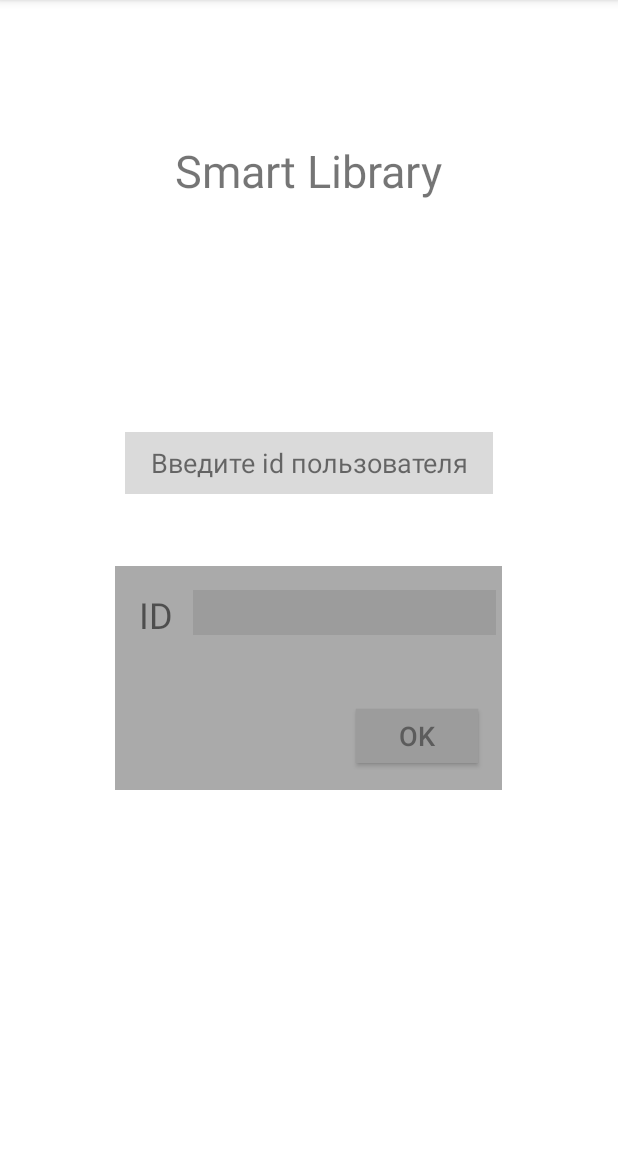
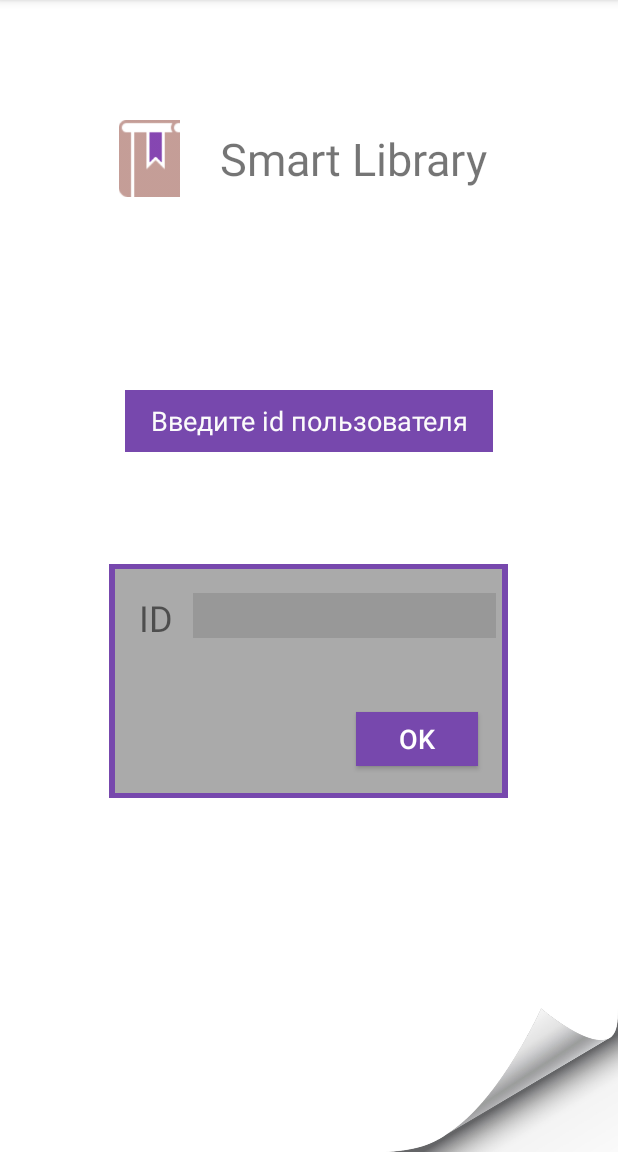
Before and after one commit to Mikhail-Trubin/SLproject, an Android app: the second screen opened directly, with no data from a screen before it, on a phone screen of 412 x 824 dp, the part 84-1236 px from its top. Run offline under Robolectric (Android 15) with nearby library versions, the phone set to English and light mode, and no system bars.

Commit message:
[*] изменен дизайн приложения commit

```diff
--- a/app/src/main/res/layout/activity_second.xml
+++ b/app/src/main/res/layout/activity_second.xml
@@ -7,27 +7,46 @@
     android:background="#FFFFFF"
     tools:context=".second">
 
+    <ImageView
+        android:id="@+id/imageView6"
+        android:layout_width="156dp"
+        android:layout_height="96dp"
+        app:layout_constraintBottom_toBottomOf="parent"
+        app:layout_constraintEnd_toEndOf="parent"
+        app:srcCompat="@drawable/coin_de_page_png_4_png_image_page_png_632_387" />
+
     <TextView
         android:id="@+id/textView"
         android:layout_width="198dp"
         android:layout_height="52dp"
-        android:layout_marginTop="88dp"
+        android:layout_marginTop="80dp"
         android:gravity="center"
         android:text="Smart Library"
         android:textSize="30sp"
         app:layout_constraintEnd_toEndOf="parent"
-        app:layout_constraintHorizontal_bias="0.497"
+        app:layout_constraintHorizontal_bias="0.638"
         app:layout_constraintStart_toStartOf="parent"
         app:layout_constraintTop_toTopOf="parent" />
+
+    <TextView
+        android:id="@+id/textView29"
+        android:layout_width="266dp"
+        android:layout_height="156dp"
+        android:background="#7748AD"
+        app:layout_constraintBottom_toBottomOf="@+id/textView3"
+        app:layout_constraintEnd_toEndOf="@+id/textView3"
+        app:layout_constraintStart_toStartOf="@+id/textView3"
+        app:layout_constraintTop_toTopOf="@+id/textView3" />
 
     <TextView
         android:id="@+id/textView2"
         android:layout_width="245dp"
         android:layout_height="41dp"
-        android:layout_marginTop="148dp"
-        android:background="#DADADA"
+        android:layout_marginTop="128dp"
+        android:background="#7748AD"
         android:gravity="center"
         android:text="Введите id пользователя"
+        android:textColor="#FBFBFB"
         android:textSize="18sp"
         app:layout_constraintEnd_toEndOf="parent"
         app:layout_constraintStart_toStartOf="parent"
@@ -37,14 +56,13 @@
         android:id="@+id/textView3"
         android:layout_width="258dp"
         android:layout_height="149dp"
-        android:layout_marginBottom="124dp"
         android:background="#AAAAAA"
         app:layout_constraintBottom_toBottomOf="parent"
         app:layout_constraintEnd_toEndOf="parent"
         app:layout_constraintHorizontal_bias="0.496"
         app:layout_constraintStart_toStartOf="parent"
         app:layout_constraintTop_toBottomOf="@+id/textView2"
-        app:layout_constraintVertical_bias="0.291" />
+        app:layout_constraintVertical_bias="0.245" />
 
     <EditText
         android:id="@+id/userid"
@@ -54,7 +72,7 @@
         android:layout_marginLeft="8dp"
         android:layout_marginTop="16dp"
         android:autoText="false"
-        android:background="#9C9C9C"
+        android:background="#989898"
         android:ems="10"
         android:inputType="numberDecimal"
         android:textSize="24sp"
@@ -65,10 +83,10 @@
         android:id="@+id/ok"
         android:layout_width="81dp"
         android:layout_height="36dp"
-        android:background="#9C9C9C"
+        android:background="#7748AD"
         android:onClick="ok"
         android:text="OK"
-        android:textColor="#5C5C5C"
+        android:textColor="#FFFFFF"
         android:textSize="18sp"
         app:layout_constraintBottom_toBottomOf="@+id/textView3"
         app:layout_constraintEnd_toEndOf="@+id/textView3"
@@ -89,4 +107,15 @@
         app:layout_constraintStart_toStartOf="@+id/textView3"
         app:layout_constraintTop_toTopOf="@+id/textView3" />
 
+    <ImageView
+        android:id="@+id/imageView4"
+        android:layout_width="58dp"
+        android:layout_height="51dp"
+        android:layout_marginTop="80dp"
+        android:layout_marginEnd="8dp"
+        android:layout_marginRight="8dp"
+        app:layout_constraintEnd_toStartOf="@+id/textView"
+        app:layout_constraintTop_toTopOf="parent"
+        app:srcCompat="@drawable/gvhngjm" />
+
 </androidx.constraintlayout.widget.ConstraintLayout>
```
Also changed, not shown: app/src/main/res/layout/activity_five.xml (+49 -24 lines), app/src/main/res/layout/activity_main.xml (+30 -9 lines), app/src/main/res/layout/activity_my_book_screen.xml (+13 -1 lines), app/src/main/res/drawable/a46881.png (added), app/src/main/res/drawable/gvhngjm.png (added).
